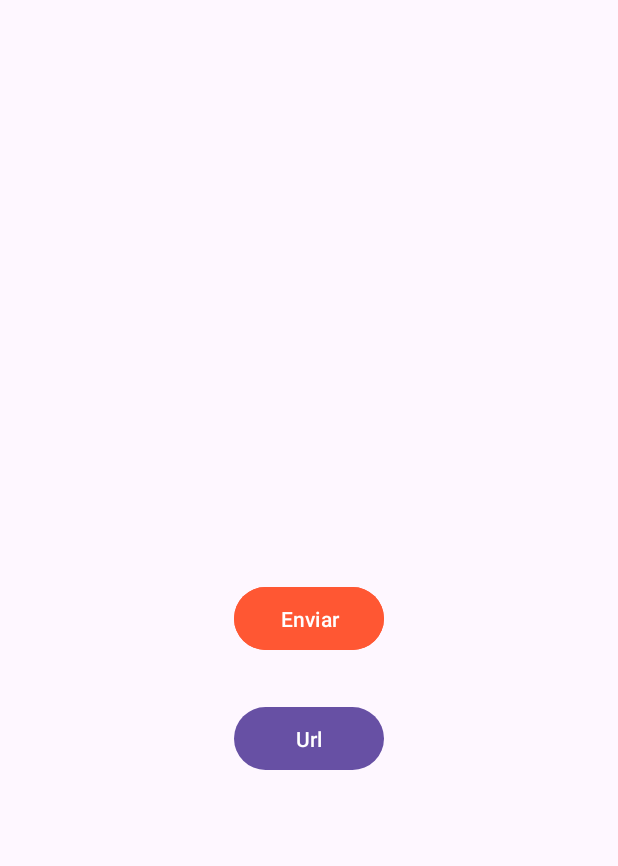
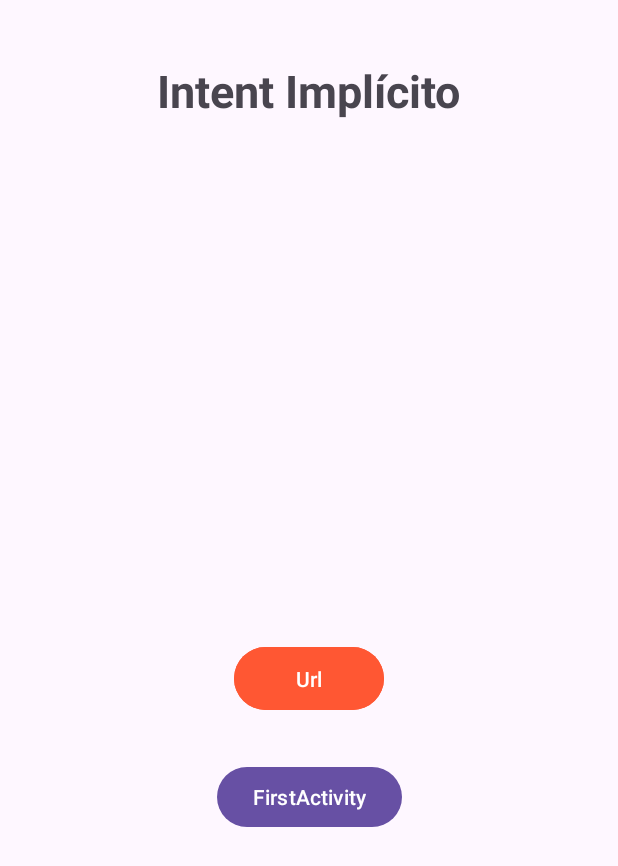
Before and after one commit to JuanGR-FI/EjerciciosModulo4, an Android app: the IntentImplicitoActivity screen opened directly, with no data from a screen before it, on a phone screen of 412 x 824 dp. Shown: the top 866 px of the screen. Run offline under Robolectric (Android 15) with nearby library versions, the phone set to English and light mode, and no system bars.

Commit message:
Adding details and extra buttons to navigate across Activities

```diff
--- a/app/src/main/AndroidManifest.xml
+++ b/app/src/main/AndroidManifest.xml
@@ -19,7 +19,7 @@
             android:name=".Ejercicio1.IntentImplicitoActivity"
             android:exported="false" />
         <activity
-            android:name=".Ejercicio1.FirstActivity"
+            android:name=".Ejercicio1.CicloVidaActivity"
             android:exported="true">
             <intent-filter>
                 <action android:name="android.intent.action.MAIN" />
@@ -28,7 +28,7 @@
             </intent-filter>
         </activity>
         <activity
-            android:name=".Ejercicio1.CicloVidaActivity"
+            android:name=".Ejercicio1.FirstActivity"
             android:exported="true" />
     </application>
 
--- a/app/src/main/java/com/jacgr/ejerciciosmodulo4/Ejercicio1/IntentImplicitoActivity.kt
+++ b/app/src/main/java/com/jacgr/ejerciciosmodulo4/Ejercicio1/IntentImplicitoActivity.kt
@@ -12,10 +12,11 @@ class IntentImplicitoActivity : AppCompatActivity() {
         super.onCreate(savedInstanceState)
         setContentView(R.layout.activity_intent_implicito)
 
-        val btnSend = findViewById<Button>(R.id.btnSend)
+        //val btnSend = findViewById<Button>(R.id.btnSend)
         val btnUrl = findViewById<Button>(R.id.btnUrl)
+        val btnFirstActivity = findViewById<Button>(R.id.btnFirstActivity)
 
-        btnSend.setOnClickListener {
+        /*btnSend.setOnClickListener {
             val emailIntent = Intent(Intent.ACTION_SENDTO).apply {
                 data = Uri.parse("mailto:")
                 //putExtra(Intent.EXTRA_EMAIL, arrayOf("juan60430@hotmail.com"))
@@ -23,11 +24,16 @@ class IntentImplicitoActivity : AppCompatActivity() {
                 putExtra(Intent.EXTRA_TEXT, "Esto es una prueba para enviar correo mediante un intent implicito")
             }
             startActivity(Intent.createChooser(emailIntent, "Send email using..."))
+        }*/
+
+        btnUrl.setOnClickListener {
+            val urlIntent = Intent(Intent.ACTION_VIEW, Uri.parse("https://developer.android.com"))
+            startActivity(urlIntent)
         }
 
-        btnUrl.setOnClickListener {
-            val urlIntent = Intent(Intent.ACTION_VIEW, Uri.parse("http://www.google.com"))
-            startActivity(urlIntent)
+        btnFirstActivity.setOnClickListener {
+            val firstActivityIntent = Intent(this, FirstActivity::class.java)
+            startActivity(firstActivityIntent)
         }
 
     }
--- a/app/src/main/res/layout/activity_intent_implicito.xml
+++ b/app/src/main/res/layout/activity_intent_implicito.xml
@@ -6,6 +6,7 @@
     android:layout_height="match_parent"
     tools:context=".Ejercicio1.IntentImplicitoActivity">
 
+    <!--
     <Button
         android:id="@+id/btnSend"
         android:layout_width="100dp"
@@ -28,5 +29,42 @@
         android:layout_marginTop="30dp"
         android:text="Url"
         />
+        -->
+
+    <TextView
+        android:id="@+id/tvImpIntentTitle"
+        android:layout_width="wrap_content"
+        android:layout_height="wrap_content"
+        android:text="Intent Implícito"
+        app:layout_constraintEnd_toEndOf="parent"
+        app:layout_constraintStart_toStartOf="parent"
+        app:layout_constraintTop_toTopOf="parent"
+        android:layout_marginTop="40dp"
+        android:textSize="30sp"
+        android:textStyle="bold"
+        />
+
+    <Button
+        android:id="@+id/btnUrl"
+        android:layout_width="100dp"
+        android:layout_height="50dp"
+        app:layout_constraintTop_toBottomOf="@id/tvImpIntentTitle"
+        app:layout_constraintStart_toStartOf="parent"
+        app:layout_constraintEnd_toEndOf="parent"
+        app:layout_constraintBottom_toBottomOf="parent"
+        android:backgroundTint="#FF5733"
+        android:text="Url"
+        />
+
+    <Button
+        android:id="@+id/btnFirstActivity"
+        android:layout_width="wrap_content"
+        android:layout_height="wrap_content"
+        app:layout_constraintStart_toStartOf="parent"
+        app:layout_constraintEnd_toEndOf="parent"
+        app:layout_constraintTop_toBottomOf="@id/btnUrl"
+        android:layout_marginTop="30dp"
+        android:text="FirstActivity"
+        />
 
 </androidx.constraintlayout.widget.ConstraintLayout>
```
Also changed, not shown: app/src/main/java/com/jacgr/ejerciciosmodulo4/Ejercicio1/CicloVidaActivity.kt (+52 -0 lines), app/src/main/java/com/jacgr/ejerciciosmodulo4/Ejercicio1/FirstActivity.kt (+9 -3 lines), app/src/main/java/com/jacgr/ejerciciosmodulo4/Ejercicio1/SecondActivity.kt (+11 -3 lines), app/src/main/res/layout/activity_first.xml (+15 -2 lines), app/src/main/res/layout/activity_main.xml (+18 -3 lines), app/src/main/res/layout/activity_second.xml (+30 -4 lines).
